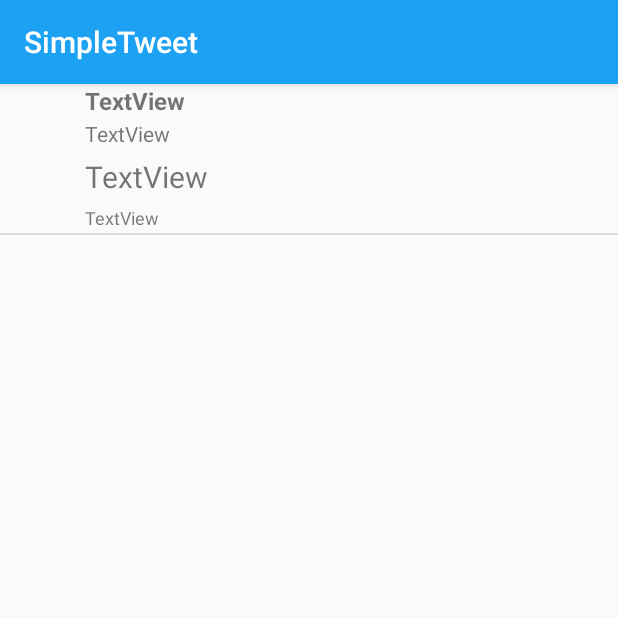
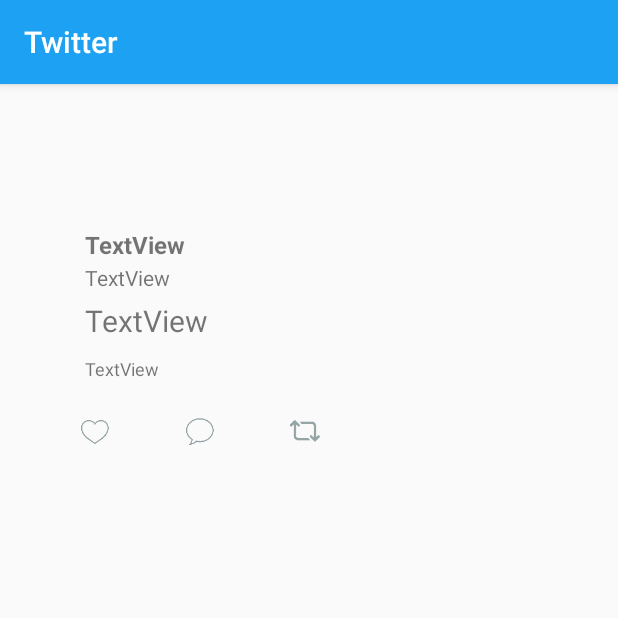
Before and after one commit to niyatiprabhu/Twitter, an Android app: the TweetDetailActivity screen opened directly, with no data from a screen before it, on a phone screen of 412 x 824 dp, the top half of it. Run offline under Robolectric (Android 15) with nearby library versions, the phone set to English and light mode, and no system bars; libraries missing offline, so code that uses them is left out: org.parceler; pictures from the network do not load; 9 statements that could not run were skipped.

```diff
--- a/app/src/main/java/com/codepath/apps/restclienttemplate/TweetDetailActivity.java
+++ b/app/src/main/java/com/codepath/apps/restclienttemplate/TweetDetailActivity.java
@@ -2,8 +2,13 @@ package com.codepath.apps.restclienttemplate;
 
 import androidx.appcompat.app.AppCompatActivity;
 
+import android.app.Activity;
+import android.graphics.drawable.Drawable;
+import android.media.Image;
 import android.os.Bundle;
+import android.util.DisplayMetrics;
 import android.view.View;
+import android.widget.ImageButton;
 import android.widget.ImageView;
 import android.widget.TextView;
 
@@ -21,6 +26,9 @@ public class TweetDetailActivity extends AppCompatActivity {
     private TextView tvNameDetails;
     private TextView tvTimeStampDetails;
     private TextView tvBodyDetails;
+    private ImageButton ibFavoriteDetails;
+    private ImageButton ibReplyDetail;
+    private ImageButton ibRetweetDetail;
 
 
     @Override
@@ -35,23 +43,51 @@ public class TweetDetailActivity extends AppCompatActivity {
         tvNameDetails = findViewById(R.id.tvNameDetails);
         tvTimeStampDetails = findViewById(R.id.tvTimestampDetails);
         tvBodyDetails = findViewById(R.id.tvBodyDetails);
+        ibFavoriteDetails = findViewById(R.id.ibFavoriteDetails);
+        ibReplyDetail = findViewById(R.id.ibReplyDetail);
+        ibRetweetDetail = findViewById(R.id.ibRetweetDetail);
+
+
 
         tvScreenNameDetails.setText(tweet.user.screenName);
         tvNameDetails.setText(tweet.user.name);
         tvTimeStampDetails.setText(tweet.createdAt);
         tvBodyDetails.setText(tweet.body);
+        if (tweet.isFavorited) {
+            Drawable newImage = this.getDrawable(R.drawable.fullheart);
+            ibFavoriteDetails.setBackground(newImage);
+        } else {
+            Drawable newImage = this.getDrawable(R.drawable.emptyheart);
+            ibFavoriteDetails.setBackground(newImage);
+        }
+
+        Drawable newImage = this.getDrawable(R.drawable.reply);
+        ibReplyDetail.setBackground(newImage);
+
+        newImage = this.getDrawable(R.drawable.retweet);
+        ibRetweetDetail.setBackground(newImage);
+
         Glide.with(this)
                 .load(tweet.user.profileImageUrl)
                 .transform(new RoundedCorners(400))
                 .into(ivProfilePictureDetails);
+
+        DisplayMetrics displayMetrics = new DisplayMetrics();
+        (this).getWindowManager()
+                .getDefaultDisplay()
+                .getMetrics(displayMetrics);
+
+        int mediaWidth = displayMetrics.widthPixels - 200;
+        int mediaHeight = (int)(tweet.picSizeRatio * mediaWidth);
+
         if (!tweet.mediaUrl.equals("none")) {
             Glide.with(this)
                     .load(tweet.mediaUrl)
-                    .transform(new RoundedCorners(20))
+                    .transform(new RoundedCorners(30))
+                    .override(mediaWidth, mediaHeight)
                     .into(ivMediaDetails);
         } else {
             ivMediaDetails.setVisibility(View.GONE);
-
         }
     }
 }
--- a/app/src/main/java/com/codepath/apps/restclienttemplate/models/Tweet.java
+++ b/app/src/main/java/com/codepath/apps/restclienttemplate/models/Tweet.java
@@ -20,7 +20,6 @@ public class Tweet {
     public String id;
     public boolean isFavorited;
     public boolean isRetweeted;
-    public boolean isReplyTweet;
     public int numFavorites;
     public int numRetweets;
 
--- a/app/src/main/res/layout/activity_tweet_detail.xml
+++ b/app/src/main/res/layout/activity_tweet_detail.xml
@@ -7,13 +7,15 @@
     tools:context=".TweetDetailActivity">
 
     <androidx.constraintlayout.widget.ConstraintLayout
-        android:layout_width="match_parent"
-        android:layout_height="wrap_content"
+        android:layout_width="912dp"
+        android:layout_height="299dp"
+        android:layout_marginTop="96dp"
+        android:layout_marginEnd="10dp"
         app:layout_constraintEnd_toEndOf="parent"
         app:layout_constraintHorizontal_bias="0.0"
         app:layout_constraintStart_toStartOf="parent"
-        app:layout_goneMarginBottom="10dp"
-        tools:layout_editor_absoluteY="-1dp">
+        app:layout_constraintTop_toTopOf="parent"
+        app:layout_goneMarginBottom="10dp">
 
         <TextView
             android:id="@+id/tvScreenNameDetails"
@@ -41,7 +43,7 @@
             android:layout_height="wrap_content"
             android:layout_alignParentTop="true"
             android:layout_marginStart="3dp"
-            android:layout_toEndOf="@+id/ivProfilePicture"
+            android:layout_toEndOf="@+id/ivProfilePictureDetails"
             android:text="TextView"
             android:textSize="16sp"
             android:textStyle="bold"
@@ -58,8 +60,7 @@
             android:layout_centerVertical="true"
             android:layout_marginStart="3dp"
             android:layout_marginTop="5dp"
-            android:layout_marginEnd="10dp"
-            android:layout_toEndOf="@+id/ivProfilePicture"
+            android:layout_toEndOf="@+id/ivProfilePictureDetails"
             android:autoLink="all"
             android:linksClickable="true"
             android:text="TextView"
@@ -72,36 +73,53 @@
 
         <ImageView
             android:id="@+id/ivMediaDetails"
-            android:layout_width="343dp"
+            android:layout_width="wrap_content"
 
-            android:layout_height="177dp"
+            android:layout_height="wrap_content"
             android:layout_marginTop="10dp"
+            android:layout_marginEnd="5dp"
             app:layout_constraintEnd_toEndOf="parent"
-            app:layout_constraintStart_toStartOf="parent"
+            app:layout_constraintStart_toEndOf="@+id/ivProfilePictureDetails"
             app:layout_constraintTop_toBottomOf="@+id/tvBodyDetails"
             tools:srcCompat="@tools:sample/avatars" />
-
-        <View
-            android:id="@+id/dividerDetails"
-            android:layout_width="0dp"
-            android:layout_height="1dp"
-            android:layout_marginTop="24dp"
-            android:background="?android:attr/listDivider"
-            app:layout_constraintEnd_toEndOf="parent"
-            app:layout_constraintHorizontal_bias="0.454"
-            app:layout_constraintStart_toStartOf="parent"
-            app:layout_constraintTop_toBottomOf="@+id/ivMediaDetails" />
 
         <TextView
             android:id="@+id/tvTimestampDetails"
             android:layout_width="wrap_content"
             android:layout_height="20dp"
-            android:layout_marginTop="5dp"
+            android:layout_marginTop="10dp"
             android:text="TextView"
             android:textSize="12sp"
             app:layout_constraintStart_toStartOf="@+id/tvBodyDetails"
             app:layout_constraintTop_toBottomOf="@+id/ivMediaDetails" />
 
+        <ImageButton
+            android:id="@+id/ibFavoriteDetails"
+            android:layout_width="20dp"
+            android:layout_height="20dp"
+            android:layout_marginTop="20dp"
+            android:background="@drawable/emptyheart"
+            app:layout_constraintStart_toEndOf="@+id/ivProfilePictureDetails"
+            app:layout_constraintTop_toBottomOf="@+id/tvTimestampDetails" />
+
+        <ImageButton
+            android:id="@+id/ibReplyDetail"
+            android:layout_width="20dp"
+            android:layout_height="20dp"
+            android:layout_marginStart="50dp"
+            android:background="@drawable/reply"
+            app:layout_constraintBottom_toBottomOf="@+id/ibFavoriteDetails"
+            app:layout_constraintStart_toEndOf="@+id/ibFavoriteDetails" />
+
+        <ImageButton
+            android:id="@+id/ibRetweetDetail"
+            android:layout_width="20dp"
+            android:layout_height="20dp"
+            android:layout_marginStart="50dp"
+            android:background="@drawable/retweet"
+            app:layout_constraintBottom_toBottomOf="@+id/ibReplyDetail"
+            app:layout_constraintStart_toEndOf="@+id/ibReplyDetail" />
+
 
     </androidx.constraintlayout.widget.ConstraintLayout>
 
--- a/app/src/main/res/menu/menu_main.xml
+++ b/app/src/main/res/menu/menu_main.xml
@@ -4,7 +4,7 @@
 
     <item
         android:id="@+id/compose"
-        android:icon="@android:drawable/ic_menu_edit"
+        android:icon="@drawable/vector_compose_shortcut"
         android:title="Compose"
         app:showAsAction="always" />
 </menu>
--- a/app/src/main/res/values/strings.xml
+++ b/app/src/main/res/values/strings.xml
@@ -1,7 +1,7 @@
 <?xml version="1.0" encoding="utf-8"?>
 <resources>
 
-    <string name="app_name">SimpleTweet</string>
+    <string name="app_name">Twitter</string>
     <string name="login_label">Log in</string>
     <string name="intent_scheme">oauth</string>
     <string name="intent_host">cprest</string>
```
Also changed, not shown: app/src/main/java/com/codepath/apps/restclienttemplate/ComposeActivity.java (+35 -23 lines), app/src/main/java/com/codepath/apps/restclienttemplate/TweetsAdapter.java (+46 -13 lines), app/src/main/java/com/codepath/apps/restclienttemplate/TwitterClient.java (+9 -1 lines), app/src/main/res/layout/item_tweet.xml (+51 -7 lines), app/src/main/res/drawable-xxhdpi/emptyheart.png (added), app/src/main/res/drawable-xxhdpi/fullheart.png (added), app/src/main/res/drawable-xxhdpi/reply.png (added), app/src/main/res/drawable-xxhdpi/retweet.png (added), app/src/main/res/drawable-xxhdpi/share.png (added), 2 other files.
